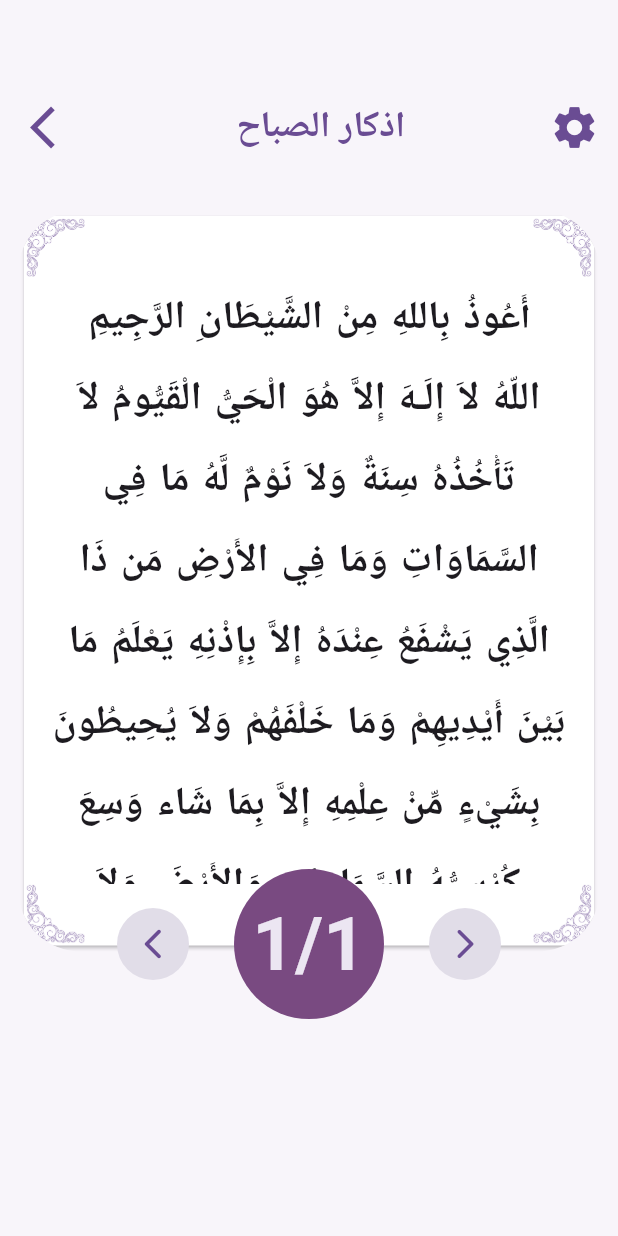
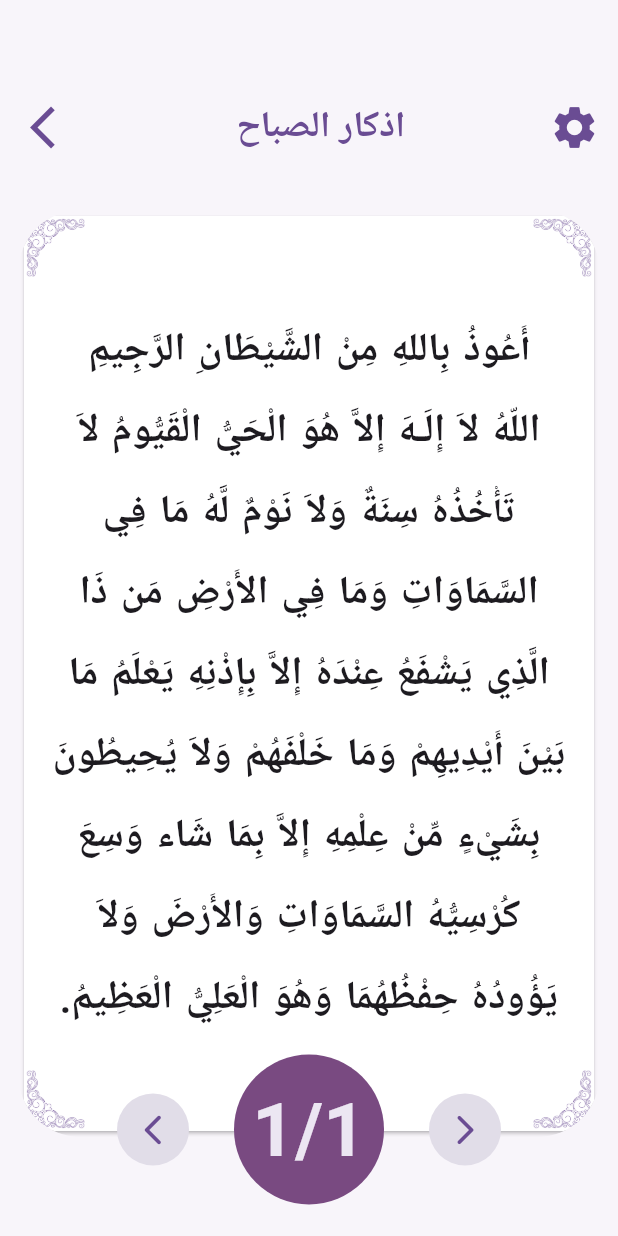
Before and after one commit to MohamedFayad33/muslim_supplications, a Flutter app: the DetailsView screen opened directly, on a phone screen of 412 x 824 dp. Run offline on Flutter 3.47's test engine with Material 3 defaults, Android fonts, the phone set to English and light mode, and no system bars; our stand-ins replace equatable, flutter_bloc, get_it, google_fonts; Roboto replaces fonts that are missing (Amiri).

Commit message:
refactor shap4 widget

```diff
--- a/lib/modules/layout/presentaion/pages/home/data/model/azkar_model.dart
+++ b/lib/modules/layout/presentaion/pages/home/data/model/azkar_model.dart
@@ -1,8 +1,8 @@
 class AzkarModel {
   final String zekr;
-  int count;
   final int repeat;
   final String bless;
+  int count;
 
   AzkarModel({
     required this.zekr,
--- a/lib/modules/layout/presentaion/pages/home/presentaion/details_view.dart
+++ b/lib/modules/layout/presentaion/pages/home/presentaion/details_view.dart
@@ -5,18 +5,8 @@ import 'package:muslim_supplications/modules/layout/presentaion/pages/home/prese
 import 'package:muslim_supplications/modules/layout/presentaion/pages/home/presentaion/widgets/appbar_details_view.dart';
 import 'package:muslim_supplications/modules/layout/presentaion/pages/home/presentaion/widgets/body_details_view.dart';
 
-class DetailsView extends StatefulWidget {
+class DetailsView extends StatelessWidget {
   const DetailsView({super.key});
-
-  @override
-  State<DetailsView> createState() => _DetailsViewState();
-}
-
-class _DetailsViewState extends State<DetailsView> {
-  @override
-  void initState() {
-    super.initState();
-  }
 
   @override
   Widget build(BuildContext context) {
--- a/lib/modules/layout/presentaion/pages/home/presentaion/widgets/azkar_card.dart
+++ b/lib/modules/layout/presentaion/pages/home/presentaion/widgets/azkar_card.dart
@@ -13,8 +13,6 @@ class AzkarCard extends StatelessWidget {
 
   @override
   Widget build(BuildContext context) {
-    Size size = MediaQuery.sizeOf(context);
-
     return ClipRRect(
       borderRadius: BorderRadiusGeometry.circular(42),
       child: Card(
@@ -23,71 +21,68 @@ class AzkarCard extends StatelessWidget {
           mainAxisSize: MainAxisSize.min,
           mainAxisAlignment: MainAxisAlignment.center,
           children: [
-            Row(
-              mainAxisAlignment: MainAxisAlignment.spaceBetween,
-              children: [
-                RotatedBox(
-                  quarterTurns: 1,
-                  child: Image.asset(
-                    ImageAssets.shape4,
-                    height: size.height * 0.05,
-                    color: ColorManager.primary,
-                  ),
-                ),
-
-                RotatedBox(
-                  quarterTurns: 2,
-                  child: Image.asset(
-                    ImageAssets.shape4,
-                    height: size.height * 0.05,
-                    color: ColorManager.primary,
-                  ),
-                ),
-              ],
-            ),
+            Shape4Widget(rotateLeft: 1, rotateRight: 2),
 
             icon != null ? Icon(icon, size: 60) : const SizedBox(),
 
             Expanded(
-              child: SingleChildScrollView(
-                child: Padding(
-                  padding: const EdgeInsets.symmetric(
-                    horizontal: AppPadding.p16,
-                  ),
+              child: Padding(
+                padding: const EdgeInsets.symmetric(horizontal: AppPadding.p16),
+                child: Center(
                   child: Text(
                     title,
                     style: StylesManager.zikerText(context),
                     textAlign: TextAlign.center,
                     textDirection: TextDirection.rtl,
+                    softWrap: true,
+                    overflow: TextOverflow.visible,
                   ),
                 ),
               ),
             ),
 
-            Row(
-              mainAxisAlignment: MainAxisAlignment.spaceBetween,
-              children: [
-                RotatedBox(
-                  quarterTurns: 4,
-                  child: Image.asset(
-                    ImageAssets.shape4,
-                    height: size.height * 0.05,
-                    color: ColorManager.primary,
-                  ),
-                ),
-                RotatedBox(
-                  quarterTurns: 3,
-                  child: Image.asset(
-                    ImageAssets.shape4,
-                    height: size.height * 0.05,
-                    color: ColorManager.primary,
-                  ),
-                ),
-              ],
-            ),
+            Shape4Widget(rotateLeft: 4, rotateRight: 3),
           ],
         ),
       ),
     );
   }
 }
+
+class Shape4Widget extends StatelessWidget {
+  const Shape4Widget({
+    super.key,
+    required this.rotateLeft,
+    required this.rotateRight,
+  });
+
+  final int rotateLeft;
+  final int rotateRight;
+
+  @override
+  Widget build(BuildContext context) {
+    Size size = MediaQuery.sizeOf(context);
+    return Row(
+      mainAxisAlignment: MainAxisAlignment.spaceBetween,
+      children: [
+        RotatedBox(
+          quarterTurns: rotateLeft,
+          child: Image.asset(
+            ImageAssets.shape4,
+            height: size.height * 0.05,
+            color: ColorManager.primary,
+          ),
+        ),
+
+        RotatedBox(
+          quarterTurns: rotateRight,
+          child: Image.asset(
+            ImageAssets.shape4,
+            height: size.height * 0.05,
+            color: ColorManager.primary,
+          ),
+        ),
+      ],
+    );
+  }
+}
--- a/lib/modules/layout/presentaion/pages/home/presentaion/widgets/body_details_view.dart
+++ b/lib/modules/layout/presentaion/pages/home/presentaion/widgets/body_details_view.dart
@@ -20,7 +20,7 @@ class _BodyDetailsViewState extends State<BodyDetailsView> {
     double height = MediaQuery.sizeOf(context).height;
 
     return SizedBox(
-      height: height * 0.60,
+      height: height * 0.75,
       child: Stack(
         clipBehavior: Clip.none,
         alignment: AlignmentDirectional.bottomCenter,
@@ -30,18 +30,7 @@ class _BodyDetailsViewState extends State<BodyDetailsView> {
           Positioned(
             bottom: -45,
             child: CountAzkarWidget(
-              counter: () {
-                setState(() {
-                  int x = widget.azkar[index].repeat - 1;
-                  int y = widget.azkar.length - 1;
-                  print(num);
-                  if (x >= widget.azkar[index].count) {
-                    widget.azkar[index].count++;
-                  } else if (x < widget.azkar[index].count && y > index) {
-                    index++;
-                  }
-                });
-              },
+              counter: counter,
               previous: () {
                 setState(() {
                   index == 0 ? null : index--;
@@ -60,4 +49,16 @@ class _BodyDetailsViewState extends State<BodyDetailsView> {
       ),
     );
   }
+
+  void counter() {
+    setState(() {
+      int x = widget.azkar[index].repeat - 1;
+      int y = widget.azkar.length - 1;
+      if (x >= widget.azkar[index].count) {
+        widget.azkar[index].count++;
+      } else if (x < widget.azkar[index].count && y > index) {
+        index++;
+      }
+    });
+  }
 }
```
